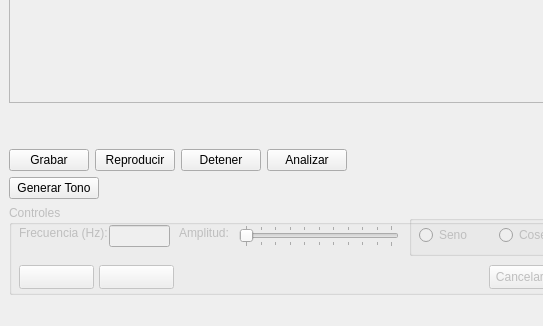
Qt form src/Main.ui (c3saR-A/Lenguaje-del-Sonido) before a commit; both pictures show x 0 to 543 and y 394 to 720 of the 1080 by 720 pixel window.
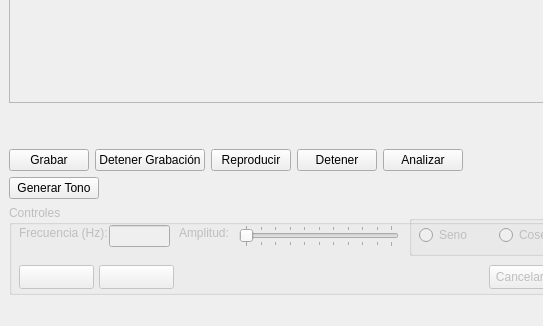
The same form after that commit. Icons and pictures are not drawn.

Commit message: Se agrego la funcionalidad para grabar y se conecto con funcinalidades (graficar, reproducir, guardar, analizar...), se agrego un btn para detener grabacion

What changed in the file:
```diff
--- a/src/Main.ui
+++ b/src/Main.ui
@@ -201,6 +201,17 @@
           </property>
          </widget>
         </item>
+        <item>
+         <widget class="QPushButton" name="btnDetenerGrabacion">
+          <property name="text">
+           <string>Detener Grabación</string>
+          </property>
+          <property name="icon">
+           <iconset>
+            <normaloff>../../../../../../Pictures/SVGs/record-stop.svg</normaloff>../../../../../../Pictures/SVGs/record-stop.svg</iconset>
+          </property>
+         </widget>
+        </item>
         <item>
          <widget class="QPushButton" name="btnReproducir">
           <property name="cursor">
```
The commit also changes 3 other files.
